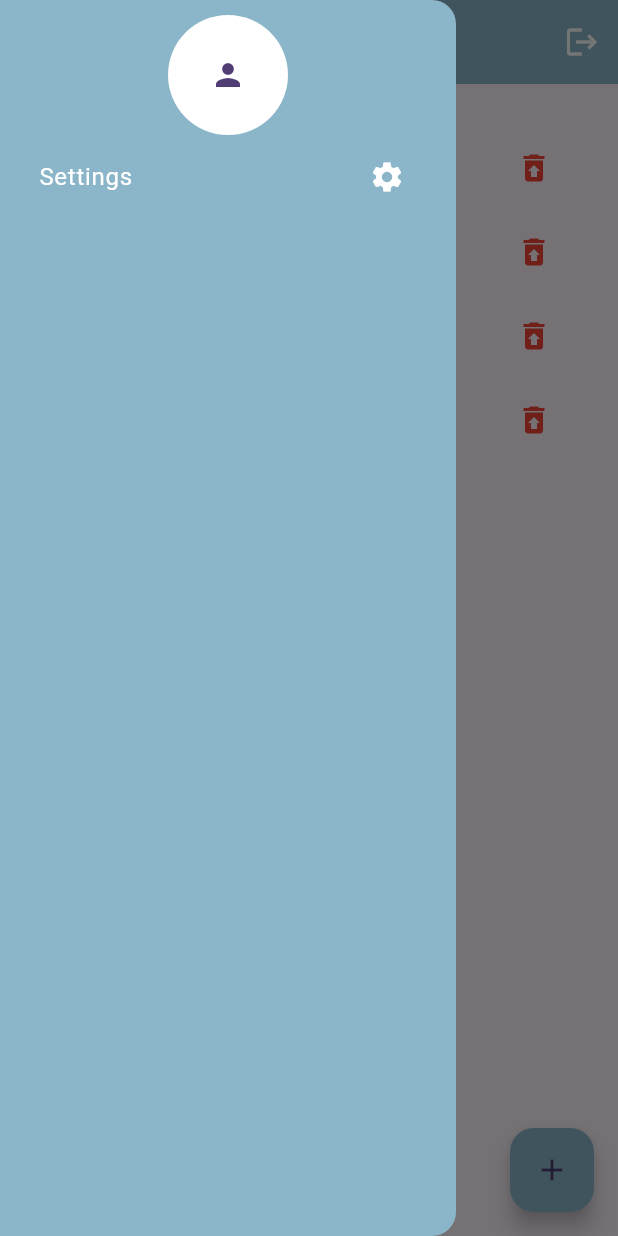
After one commit to leenooo/Todo, a Flutter app: the screen it shows after launch, with the side drawer open, on a phone screen of 412 x 824 dp. The commit adds this screen. Run offline on Flutter 3.47's test engine with Material 3 defaults, Android fonts, the phone set to English and light mode, and no system bars.

Commit message:
mydrawer

```diff
--- /dev/null
+++ b/lib/widget/Mydrawer.dart
@@ -0,0 +1,42 @@
+import 'package:flutter/material.dart';
+
+class MyDrawer extends StatelessWidget {
+  const MyDrawer({
+    super.key,
+  });
+
+  @override
+  Widget build(BuildContext context) {
+    return Drawer(
+      backgroundColor: Color.fromARGB(255, 139, 182, 202),
+      child: Padding(
+        padding: const EdgeInsets.all(10),
+        child: Column(
+          mainAxisAlignment: MainAxisAlignment.start,
+          children: [
+            CircleAvatar(
+              backgroundColor: Colors.white,
+              radius: 40,
+              child: Icon(Icons.person),
+            ),
+            ListTile(
+              onTap: () {
+                //  Navigator.pushReplacement(
+                //  context,
+                // MaterialPageRoute(builder: (context) => const ContactPage()),
+              },
+              title: const Text(
+                'Settings',
+                style: TextStyle(color: Colors.white),
+              ),
+              trailing: const Icon(
+                Icons.settings,
+                color: Colors.white,
+              ),
+            ),
+          ],
+        ),
+      ),
+    );
+  }
+}
```
Also changed, not shown: lib/HomePage.dart (+13 -38 lines).
